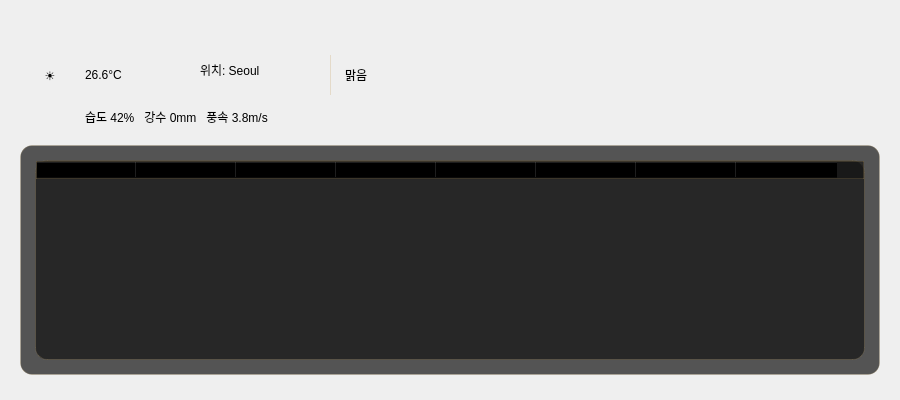
This is QT/new_ui/weatherpanel.ui in songyc04/SmartMirror as Qt 5 draws it before an edit. The edited form follows.
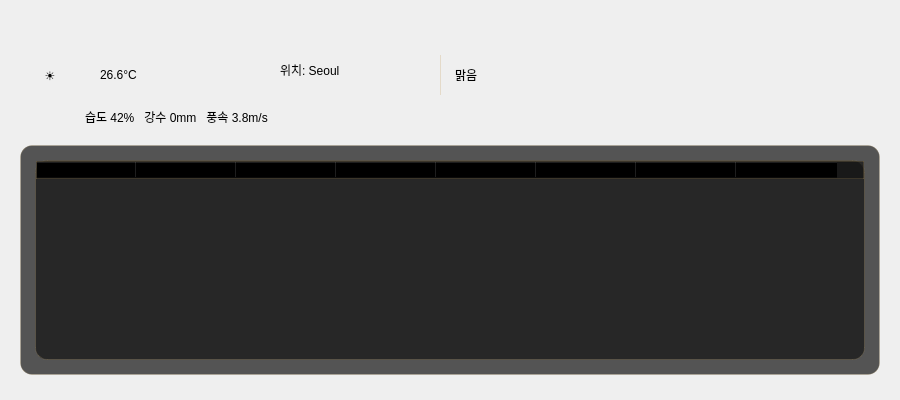
This is the edited form.

The edit to the form file:
```diff
--- a/QT/new_ui/weatherpanel.ui
+++ b/QT/new_ui/weatherpanel.ui
@@ -16,9 +16,9 @@
   <widget class="QLabel" name="labelLocation">
    <property name="geometry">
     <rect>
-     <x>200</x>
+     <x>280</x>
      <y>55</y>
-     <width>120</width>
+     <width>150</width>
      <height>30</height>
     </rect>
    </property>
@@ -45,7 +45,7 @@
   <widget class="QLabel" name="labelTemp">
    <property name="geometry">
     <rect>
-     <x>85</x>
+     <x>100</x>
      <y>45</y>
      <width>180</width>
      <height>60</height>
@@ -58,7 +58,7 @@
   <widget class="QLabel" name="separatorIcon">
    <property name="geometry">
     <rect>
-     <x>330</x>
+     <x>440</x>
      <y>55</y>
      <width>1</width>
      <height>40</height>
@@ -74,7 +74,7 @@
   <widget class="QLabel" name="labelWeather">
    <property name="geometry">
     <rect>
-     <x>345</x>
+     <x>455</x>
      <y>55</y>
      <width>120</width>
      <height>40</height>
```
